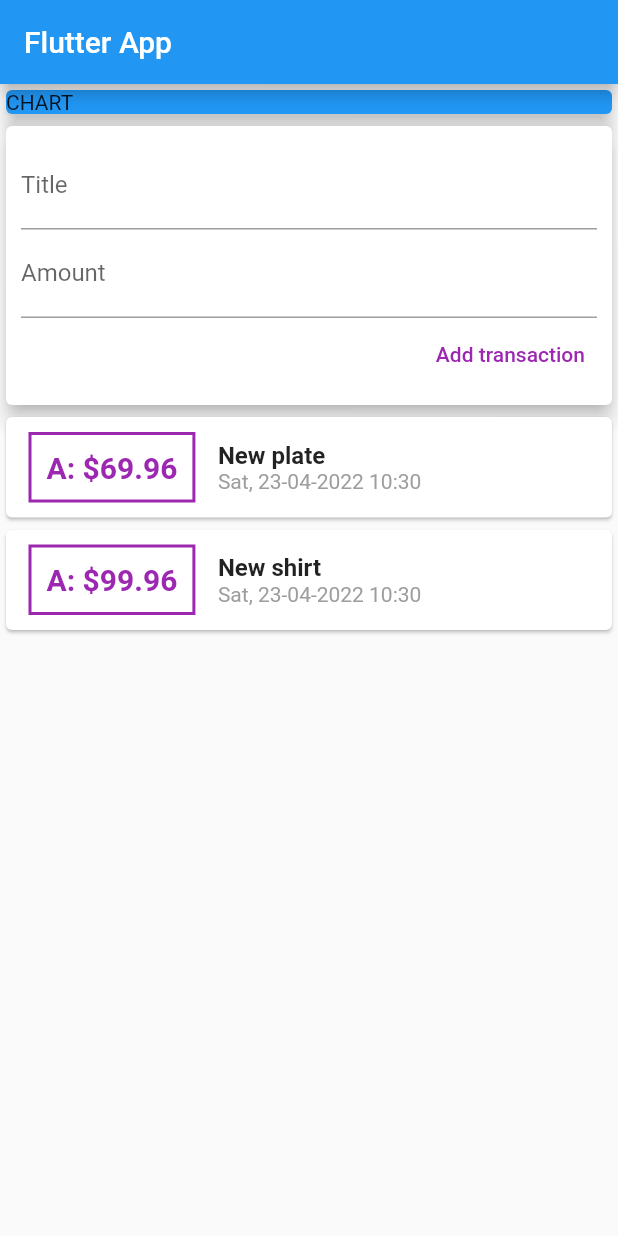
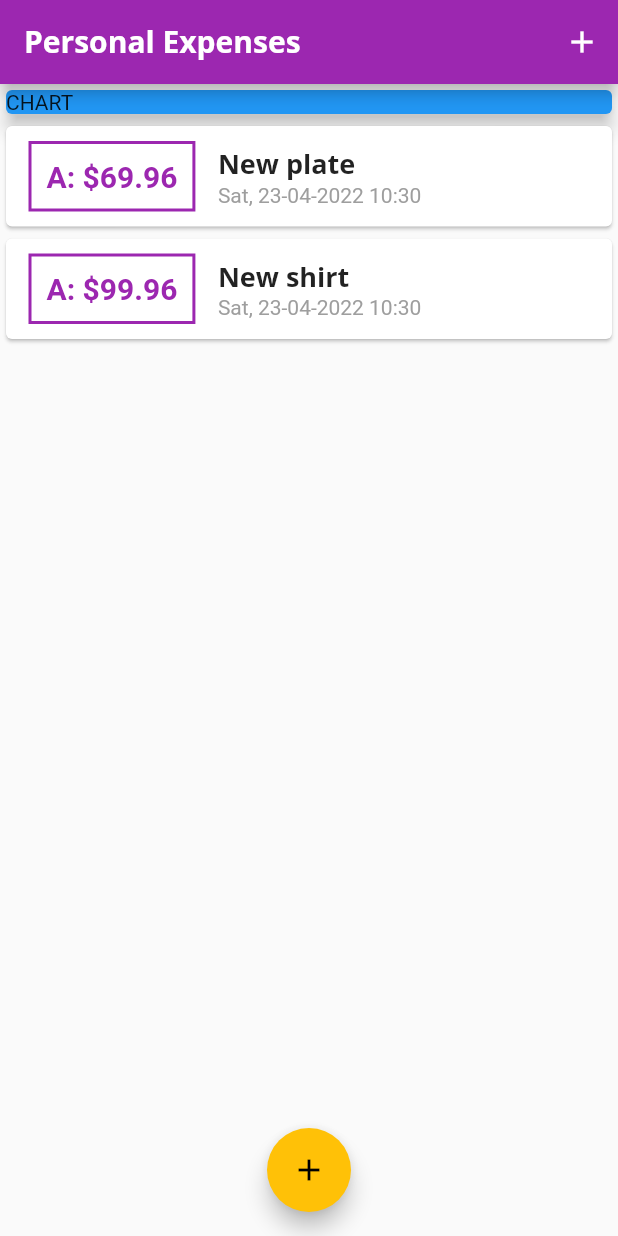
Before and after one commit to prasetion/personal_expenses, a Flutter app: the screen it shows after launch, on a phone screen of 412 x 824 dp. Run offline on Flutter 3.47's test engine with Material 2 defaults, Android fonts, the phone set to English and light mode, and no system bars.

Commit message:
adding theme

```diff
--- a/lib/main.dart
+++ b/lib/main.dart
@@ -1,7 +1,7 @@
 import 'package:flutter/material.dart';
 import 'package:personal_expenses/widgets/new_transaction.dart';
 import 'package:personal_expenses/widgets/transaction_list.dart';
-import 'package:personal_expenses/widgets/user_transaction.dart';
+import './models/transaction.dart';
 
 void main() => runApp(MyApp());
 
@@ -10,17 +10,92 @@ class MyApp extends StatelessWidget {
   Widget build(BuildContext context) {
     return MaterialApp(
       title: 'Personal Expenses',
+      theme: ThemeData(
+        primarySwatch: Colors.purple,
+        accentColor: Colors.amber,
+        fontFamily: "Quicksand",
+        textTheme: ThemeData.light().textTheme.copyWith(
+              headline6: TextStyle(
+                fontFamily: "OpenSans",
+                fontSize: 18,
+                fontWeight: FontWeight.bold,
+              ),
+            ),
+        appBarTheme: AppBarTheme(
+          titleTextStyle: TextStyle(
+            fontFamily: "OpenSans",
+            fontSize: 20,
+            fontWeight: FontWeight.bold,
+          ),
+        ),
+      ),
       home: MyHomePage(),
     );
   }
 }
 
-class MyHomePage extends StatelessWidget {
+class MyHomePage extends StatefulWidget {
+  @override
+  State<MyHomePage> createState() => _MyHomePageState();
+}
+
+class _MyHomePageState extends State<MyHomePage> {
+  final List<Transaction> _userTransactions = [
+    Transaction(
+      id: "t1",
+      title: "New plate",
+      amount: 69.96,
+      date: DateTime.now(),
+    ),
+    Transaction(
+      id: "t2",
+      title: "New shirt",
+      amount: 99.96,
+      date: DateTime.now(),
+    ),
+  ];
+
+  void _addNewTransaction(String transactionTitle, double transactionAmount) {
+    final newTransaction = Transaction(
+      id: DateTime.now().toString(),
+      title: transactionTitle,
+      amount: transactionAmount,
+      date: DateTime.now(),
+    );
+
+    setState(() {
+      _userTransactions.add(newTransaction);
+    });
+  }
+
+  void _startAddNewTransaction(BuildContext ctx) {
+    showModalBottomSheet(
+      context: ctx,
+      builder: (_) {
+        return GestureDetector(
+          onTap: () {},
+          behavior: HitTestBehavior.opaque,
+          child: NewTransaction(_addNewTransaction),
+        );
+      },
+    );
+  }
+
   @override
   Widget build(BuildContext context) {
     return Scaffold(
       appBar: AppBar(
-        title: Text('Flutter App'),
+        title: Text(
+          'Personal Expenses',
+        ),
+        actions: [
+          IconButton(
+            icon: Icon(Icons.add),
+            onPressed: () {
+              _startAddNewTransaction(context);
+            },
+          ),
+        ],
       ),
       body: SingleChildScrollView(
         child: Column(
@@ -35,9 +110,16 @@ class MyHomePage extends StatelessWidget {
                 elevation: 5,
               ),
             ),
-            UserTransaction(),
+            TransactionList(_userTransactions),
           ],
         ),
+      ),
+      floatingActionButtonLocation: FloatingActionButtonLocation.centerFloat,
+      floatingActionButton: FloatingActionButton(
+        child: Icon(Icons.add),
+        onPressed: () {
+          _startAddNewTransaction(context);
+        },
       ),
     );
   }
--- a/lib/widgets/transaction_list.dart
+++ b/lib/widgets/transaction_list.dart
@@ -24,15 +24,15 @@ class TransactionList extends StatelessWidget {
                   padding: EdgeInsets.all(10),
                   decoration: BoxDecoration(
                       border: Border.all(
-                    color: Colors.purple,
+                    color: Theme.of(context).primaryColor,
                     width: 2,
                   )),
                   child: Text(
-                    "A: \$${transactions[index].amount}", // tx.amount.toString(),
+                    "A: \$${transactions[index].amount.toStringAsFixed(2)}", // tx.amount.toString(),
                     style: TextStyle(
                       fontWeight: FontWeight.bold,
                       fontSize: 20,
-                      color: Colors.purple,
+                      color: Theme.of(context).primaryColor,
                     ),
                   ),
                 ),
@@ -41,10 +41,7 @@ class TransactionList extends StatelessWidget {
                   children: [
                     Text(
                       transactions[index].title,
-                      style: TextStyle(
-                        fontSize: 16,
-                        fontWeight: FontWeight.bold,
-                      ),
+                      style: Theme.of(context).textTheme.headline6,
                     ),
                     Text(
                       DateFormat("E, dd-MM-yyyy H:m")
--- a/lib/widgets/user_transaction.dart
+++ /dev/null
@@ -1,49 +0,0 @@
-import 'package:flutter/material.dart';
-import 'package:personal_expenses/widgets/new_transaction.dart';
-import 'package:personal_expenses/widgets/transaction_list.dart';
-import '../models/transaction.dart';
-
-class UserTransaction extends StatefulWidget {
-  @override
-  State<UserTransaction> createState() => _UserTransactionState();
-}
-
-class _UserTransactionState extends State<UserTransaction> {
-  final List<Transaction> _userTransactions = [
-    Transaction(
-      id: "t1",
-      title: "New plate",
-      amount: 69.96,
-      date: DateTime.now(),
-    ),
-    Transaction(
-      id: "t2",
-      title: "New shirt",
-      amount: 99.96,
-      date: DateTime.now(),
-    ),
-  ];
-
-  void _addNewTransaction(String transactionTitle, double transactionAmount) {
-    final newTransaction = Transaction(
-      id: DateTime.now().toString(),
-      title: transactionTitle,
-      amount: transactionAmount,
-      date: DateTime.now(),
-    );
-
-    setState(() {
-      _userTransactions.add(newTransaction);
-    });
-  }
-
-  @override
-  Widget build(BuildContext context) {
-    return Column(
-      children: [
-        NewTransaction(_addNewTransaction),
-        TransactionList(_userTransactions),
-      ],
-    );
-  }
-}
```
Also changed, not shown: lib/widgets/new_transaction.dart (+33 -8 lines), pubspec.yaml (+11 -6 lines), assets/fonts/OpenSans-Bold.ttf (added), assets/fonts/OpenSans-Regular.ttf (added), assets/fonts/Quicksand-Bold.ttf (added), assets/fonts/Quicksand-Light.ttf (added), assets/fonts/Quicksand-Medium.ttf (added), assets/fonts/Quicksand-Regular.ttf (added).
